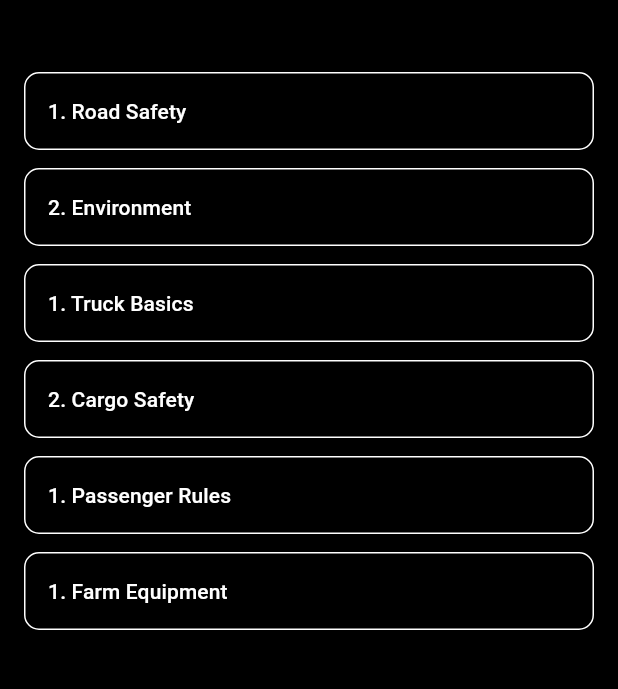
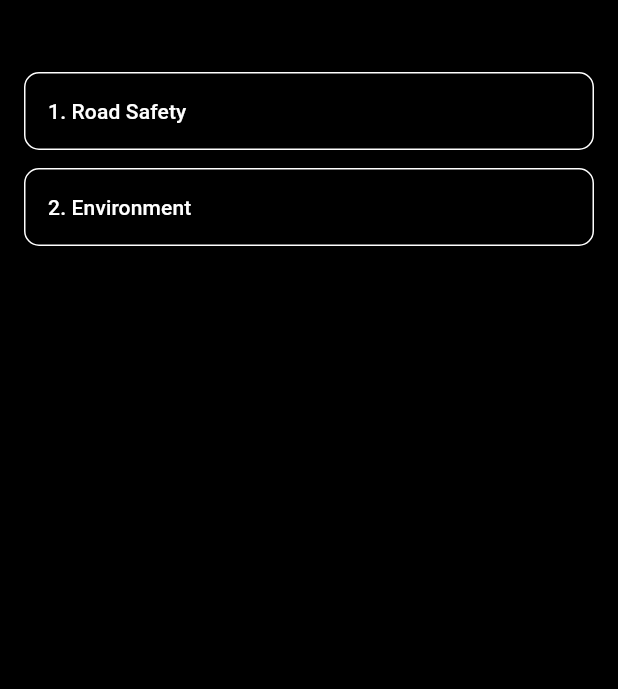
Before and after one commit to fathimashameema/driving_license_app, a Flutter app: the screen it shows after launch, after a tap on "By Subject", on a phone screen of 412 x 824 dp, the part 63-752 px from its top. Run offline on Flutter 3.47's test engine with Material 3 defaults, Android fonts, the phone set to English and light mode, and no system bars; our stand-ins replace get.

Commit message:
Subjects fixed

```diff
--- a/lib/App Screens/Home Screens/HomeScreen.dart
+++ b/lib/App Screens/Home Screens/HomeScreen.dart
@@ -220,6 +220,7 @@
 //   }
 // }
 
+import 'package:avtoskola_varketilshi/Controllers/Subject%20Controllers/subject_controller.dart';
 import 'package:flutter/material.dart';
 import 'package:get/get.dart';
 import 'package:url_launcher/url_launcher.dart';
@@ -251,6 +252,7 @@ class HomeScreen extends StatelessWidget {
   @override
   Widget build(BuildContext context) {
     final categoryCtrl = Get.put(CategoryController());
+    final subjectCtrl = Get.put(SubjectController());
 
     return Scaffold(
       body: Obx(() {
--- a/lib/App Screens/Subjects screens/SubjectListScreen.dart
+++ b/lib/App Screens/Subjects screens/SubjectListScreen.dart
@@ -5,16 +5,87 @@ import 'package:avtoskola_varketilshi/Controllers/Subject%20Controllers/subject_
 import 'package:flutter/material.dart';
 import 'package:get/get.dart';
 
+// class SubjectListScreen extends StatelessWidget {
+//   const SubjectListScreen({super.key});
+
+//   @override
+//   Widget build(BuildContext context) {
+//     final subjectController = Get.put(SubjectController());
+//     final args = Get.arguments as Map;
+//     final categoryId = args['category'] as int;
+//     final filteredSubjects = subjectController.getSubjectsByCategory(categoryId);
+
+
+//     return Scaffold(
+//       backgroundColor: Colors.black,
+//       body: SafeArea(
+//         child: Column(
+//           children: [
+//             /// Top bar
+//             Padding(
+//               padding: const EdgeInsets.symmetric(horizontal: 16, vertical: 12),
+//               child: Row(
+//                 mainAxisAlignment: MainAxisAlignment.spaceBetween,
+//                 children: [
+//                   GestureDetector(
+//                           onTap: () {
+//                             Get.to(HomeScreen());
+//                           },
+//                     child: Image.asset('assets/images/menu.png', height: 24)), // Replace with your left icon
+//                   Image.asset('assets/images/logo.png', height: 30),   // Replace with your center logo
+//                   Image.asset('assets/images/drawer.png', height: 24), // Replace with your right icon
+//                 ],
+//               ),
+//             ),
+//             const SizedBox(height: 30),
+
+//             /// List of subject buttons
+//             Expanded(
+//               child: Obx(() {
+//                 return ListView.builder(
+//                   padding: const EdgeInsets.symmetric(horizontal: 16),
+//                   itemCount: subjectController.subjects.length,
+//                   itemBuilder: (context, index) {
+//                     final subject = subjectController.subjects[index];
+//                     return SubjectButton(
+//                       title: subject.title,
+//                       // onPressed: () {
+//                       //   Get.to(SubjectDetailScreen());
+//                       // },
+//                       onPressed: () {
+//                         final subject = subjectController.subjects[index];
+//                         final questionList = subjectController.subjectQuestions[subject.id] ?? [];
+//                         Get.to(() => SubjectDetailScreen(), arguments: questionList);
+//                       },
+
+//                     );
+//                   },
+//                 );
+//               }),
+//             )
+//           ],
+//         ),
+//       ),
+//     );
+//   }
+// }
+import 'package:flutter/material.dart';
+import 'package:get/get.dart';
+import '../../Controllers/Subject Controllers/subject_controller.dart';
+import '../Home Screens/HomeScreen.dart';
+import 'subject_detail_screen.dart';
+import '../../App Widegts/subject_button.dart';
+
 class SubjectListScreen extends StatelessWidget {
   const SubjectListScreen({super.key});
 
   @override
   Widget build(BuildContext context) {
-    final subjectController = Get.put(SubjectController());
-    final args = Get.arguments as Map;
-    final categoryId = args['category'] as int;
+    final subjectController = Get.find<SubjectController>();
+    final args = Get.arguments as Map<String, dynamic>;
+    final int categoryId = args['category'];
+
     final filteredSubjects = subjectController.getSubjectsByCategory(categoryId);
-
 
     return Scaffold(
       backgroundColor: Colors.black,
@@ -28,12 +99,11 @@ class SubjectListScreen extends StatelessWidget {
                 mainAxisAlignment: MainAxisAlignment.spaceBetween,
                 children: [
                   GestureDetector(
-                          onTap: () {
-                            Get.to(HomeScreen());
-                          },
-                    child: Image.asset('assets/images/menu.png', height: 24)), // Replace with your left icon
-                  Image.asset('assets/images/logo.png', height: 30),   // Replace with your center logo
-                  Image.asset('assets/images/drawer.png', height: 24), // Replace with your right icon
+                    onTap: () => Get.offAll(() => HomeScreen()),
+                    child: Image.asset('assets/images/menu.png', height: 24),
+                  ),
+                  Image.asset('assets/images/logo.png', height: 30),
+                  Image.asset('assets/images/drawer.png', height: 24),
                 ],
               ),
             ),
@@ -41,28 +111,21 @@ class SubjectListScreen extends StatelessWidget {
 
             /// List of subject buttons
             Expanded(
-              child: Obx(() {
-                return ListView.builder(
+              child: ListView.builder(
                 padding: const EdgeInsets.symmetric(horizontal: 16),
-                  itemCount: subjectController.subjects.length,
+                itemCount: filteredSubjects.length,
                 itemBuilder: (context, index) {
-                    final subject = subjectController.subjects[index];
+                  final subject = filteredSubjects[index];
                   return SubjectButton(
                     title: subject.title,
-                      // onPressed: () {
-                      //   Get.to(SubjectDetailScreen());
-                      // },
                     onPressed: () {
-                        final subject = subjectController.subjects[index];
-                        final questionList = subjectController.subjectQuestions[subject.id] ?? [];
-                        Get.to(() => SubjectDetailScreen(), arguments: questionList);
+                      final questions = subjectController.getQuestionsForSubject(subject.id);
+                      Get.to(() => const SubjectDetailScreen(), arguments: questions);
                     },
-
                   );
                 },
-                );
-              }),
-            )
+              ),
+            ),
           ],
         ),
       ),
--- a/lib/Controllers/Subject Controllers/subject_controller.dart
+++ b/lib/Controllers/Subject Controllers/subject_controller.dart
@@ -1,52 +1,3 @@
-
-
-// import 'package:avtoskola_varketilshi/Models/subject_model.dart';
-// import 'package:get/get.dart';
-// import '../../Models/question_model.dart';
-
-// class SubjectController extends GetxController {
-//   final subjects = <SubjectModel>[].obs;
-
-// @override
-// void onInit() {
-//   super.onInit();
-//   loadSubjects();
-// }
-
-//   Map<int, List<QuestionModel>> subjectQuestions = {
-//     1: [
-//       QuestionModel(
-//         question: 'How should environment impact mitigation be achieved ?',
-//         options: [
-//           'Drive your own car always',
-//           'Use public transport',
-//           'Ignore traffic rules',
-//         ],
-//         correctAnswer: 1,
-//       ),
-//       QuestionModel(
-//         question: 'When to use seat belts?',
-//         options: ['Always', 'Only on highway', 'Never'],
-//         correctAnswer: 0,
-//       ),
-//     ],
-//     2: [
-//       QuestionModel(
-//         question: 'Driving in fog needs?',
-//         options: ['High beam', 'Low beam', 'Hazards only'],
-//         correctAnswer: 1,
-//       )
-//     ],
-//   };
-
-//   void loadSubjects() {
-//     subjects.assignAll([
-//       SubjectModel(id: 1, title: '1. Environment & Safety'),
-//       SubjectModel(id: 2, title: '2. Driving Conditions'),
-//     ]);
-//   }
-// }
-
 
 import 'package:avtoskola_varketilshi/Models/question_model.dart';
 import 'package:get/get.dart';
@@ -82,6 +33,16 @@ class SubjectController extends GetxController {
     ]);
 
     subjectQuestions[1] = [
+      QuestionModel(
+        question: 'What is the safe speed in a residential area?',
+        options: ['30 km/h', '50 km/h', '70 km/h'],
+        correctAnswer: 0,
+      ),
+      QuestionModel(
+        question: 'What is the safe speed in a residential area?',
+        options: ['30 km/h', '50 km/h', '70 km/h'],
+        correctAnswer: 0,
+      ),
       QuestionModel(
         question: 'What is the safe speed in a residential area?',
         options: ['30 km/h', '50 km/h', '70 km/h'],
@@ -131,10 +92,11 @@ class SubjectController extends GetxController {
   }
 
   List<SubjectModel> getSubjectsByCategory(int categoryId) {
-    return subjects.where((s) => s.categoryId == categoryId).toList();
-  }
+  return subjects.where((s) => s.categoryId == categoryId).toList();
+}
 
-  List<QuestionModel> getQuestionsForSubject(int subjectId) {
-    return subjectQuestions[subjectId] ?? [];
-  }
+List<QuestionModel> getQuestionsForSubject(int subjectId) {
+  return subjectQuestions[subjectId] ?? [];
 }
+
+}
```
Lines whose indentation alone changed are shown as unchanged.
